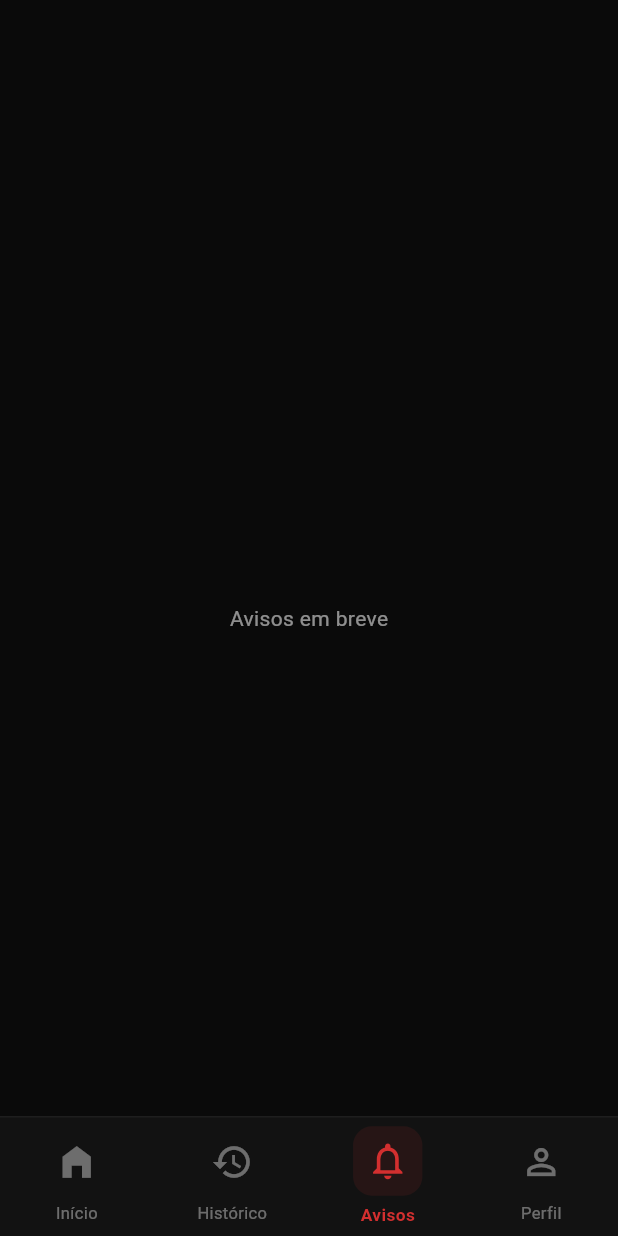
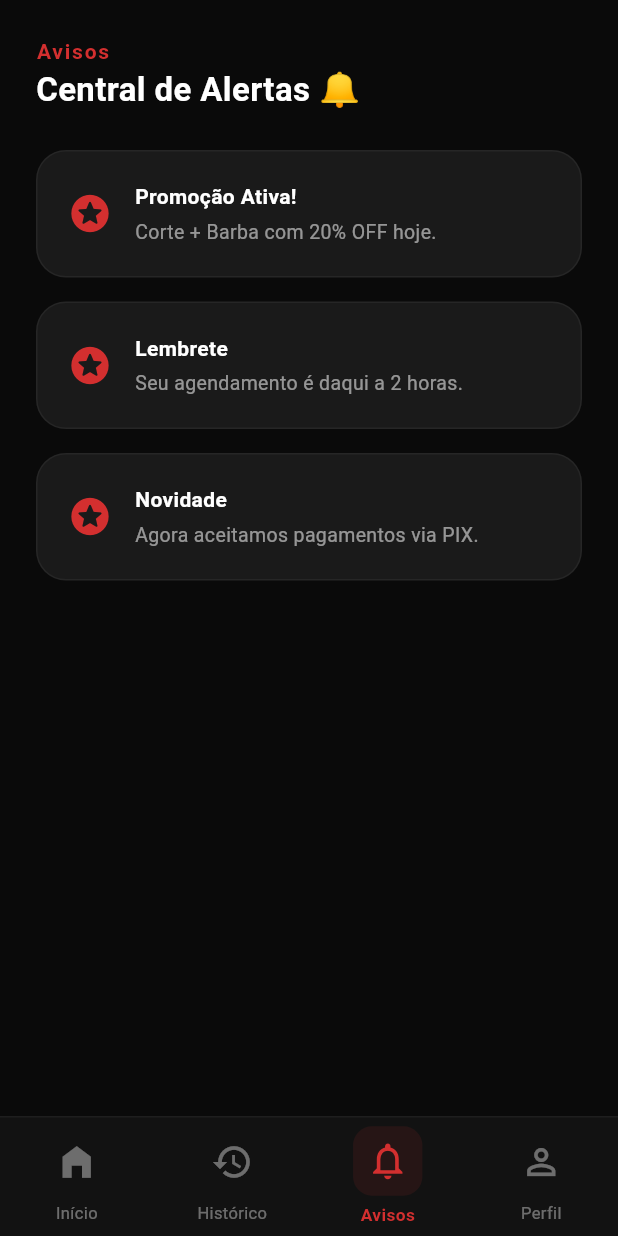
Before and after one commit to SantosGAlves/barbu_barbearia, a Flutter app: the MainNavigation screen opened by its route, item 3 of the bottom bar chosen, on a phone screen of 412 x 824 dp. Run offline on Flutter 3.47's test engine with Material 3 defaults, Android fonts, the phone set to English and light mode, and no system bars; our stand-ins replace cloud_firestore, firebase_auth, firebase_core; accounts and stored records are empty.

Commit message:
testando página de avisos

```diff
--- a/Tela_Home_Inicial/lib/screens/home/home_page.dart
+++ b/Tela_Home_Inicial/lib/screens/home/home_page.dart
@@ -4,6 +4,8 @@ import 'package:firebase_auth/firebase_auth.dart';
 import 'package:cloud_firestore/cloud_firestore.dart';
 import '../history/history_page.dart';
 import '../../core/theme/app_theme.dart';
+import '../notifications/notifications_page.dart';
+
 
 class MainNavigation extends StatefulWidget {
   const MainNavigation({super.key});
@@ -18,9 +20,9 @@ class _MainNavigationState extends State<MainNavigation> {
   // 2. Crie uma lista com as telas na ordem correta
   final List<Widget> _screens = [
     const HomePage(),
-    const HistoryPage(), // Tela de Histórico (índice 1)
-    const Center(child: Text("Avisos em breve")), // Placeholder índice 2
-    const Center(child: Text("Perfil em breve")), // Placeholder índice 3
+    const HistoryPage(),
+    const NotificationsPage(), // Substituímos o "Avisos em breve"
+    const Center(child: Text("Perfil em breve")),
   ];
 
   @override
--- /dev/null
+++ b/Tela_Home_Inicial/lib/screens/notifications/notifications_page.dart
@@ -0,0 +1,81 @@
+import 'package:flutter/material.dart';
+
+class NotificationsPage extends StatelessWidget {
+  const NotificationsPage({super.key});
+
+  @override
+  Widget build(BuildContext context) {
+    final primaryColor = Theme.of(context).primaryColor;
+
+    return SafeArea(
+      child: CustomScrollView(
+        physics: const BouncingScrollPhysics(),
+        slivers: [
+          // Título da Página seguindo o estilo da sua Home
+          SliverToBoxAdapter(
+            child: Padding(
+              padding: const EdgeInsets.all(24.0),
+              child: Column(
+                crossAxisAlignment: CrossAxisAlignment.start,
+                children: [
+                  Text("Avisos",
+                    style: TextStyle(color: primaryColor, fontWeight: FontWeight.bold, letterSpacing: 1.2)),
+                  const Text("Central de Alertas 🔔",
+                    style: TextStyle(fontSize: 22, fontWeight: FontWeight.bold, color: Colors.white)),
+                ],
+              ),
+            ),
+          ),
+
+          // Lista de Avisos
+          SliverPadding(
+            padding: const EdgeInsets.symmetric(horizontal: 24),
+            sliver: SliverList(
+              delegate: SliverChildBuilderDelegate(
+                (context, index) => _buildNotificationItem(context, index, primaryColor),
+                childCount: 3, // Quantidade de avisos fake
+              ),
+            ),
+          ),
+          const SliverToBoxAdapter(child: SizedBox(height: 100)),
+        ],
+      ),
+    );
+  }
+
+  Widget _buildNotificationItem(BuildContext context, int index, Color primaryColor) {
+    final avisos = [
+      {"titulo": "Promoção Ativa!", "msg": "Corte + Barba com 20% OFF hoje."},
+      {"titulo": "Lembrete", "msg": "Seu agendamento é daqui a 2 horas."},
+      {"titulo": "Novidade", "msg": "Agora aceitamos pagamentos via PIX."},
+    ];
+
+    return Container(
+      margin: const EdgeInsets.only(bottom: 16),
+      padding: const EdgeInsets.all(20),
+      decoration: BoxDecoration(
+        color: const Color(0xFF1A1A1A),
+        borderRadius: BorderRadius.circular(20),
+        border: Border.all(color: Colors.white.withOpacity(0.05)),
+      ),
+      child: Row(
+        children: [
+          Icon(Icons.stars_rounded, color: primaryColor, size: 30),
+          const SizedBox(width: 15),
+          Expanded(
+            child: Column(
+              crossAxisAlignment: CrossAxisAlignment.start,
+              children: [
+                Text(avisos[index]["titulo"]!,
+                  style: const TextStyle(fontWeight: FontWeight.bold, color: Colors.white)),
+                const SizedBox(height: 4),
+                Text(avisos[index]["msg"]!,
+                  style: const TextStyle(color: Colors.white54, fontSize: 13)),
+              ],
+            ),
+          ),
+        ],
+      ),
+    );
+  }
+}
--- a/Tela_Home_Inicial/pubspec.yaml
+++ b/Tela_Home_Inicial/pubspec.yaml
@@ -4,7 +4,7 @@ publish_to: 'none'
 version: 0.1.0
 
 environment:
-  sdk: ^3.10.8
+  sdk: " >=3.10.0 < 4.0.0 "
 
 dependencies:
   cloud_firestore: ^6.3.0
```
Also changed, not shown: Tela_Home_Inicial/pubspec.lock.
